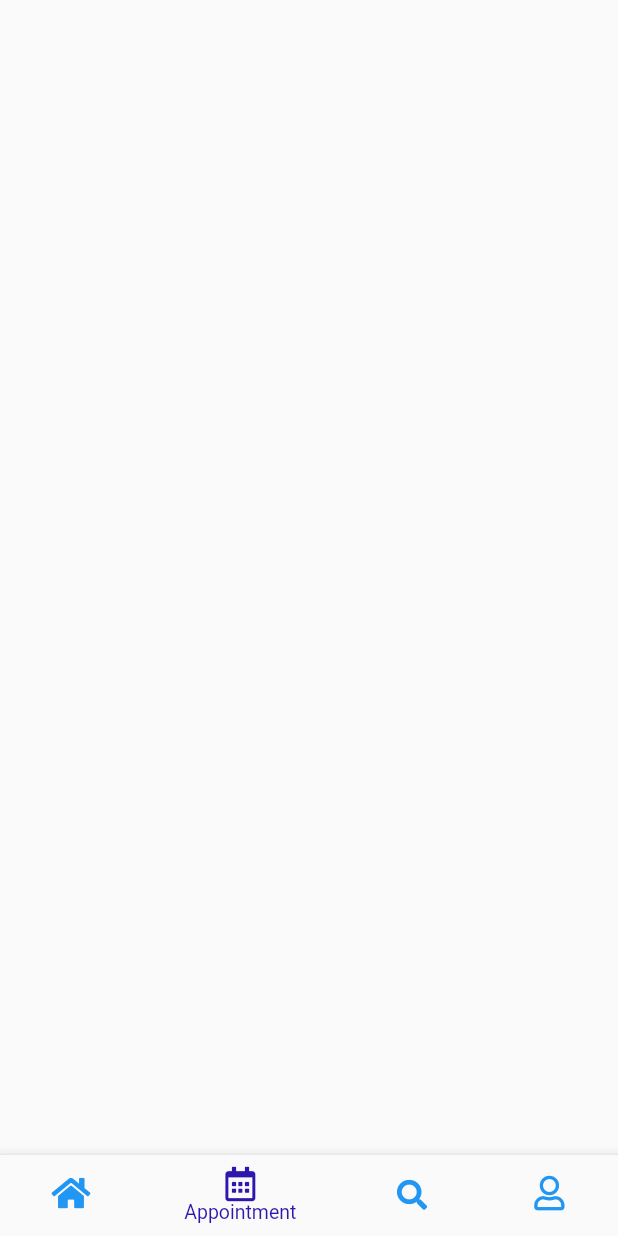
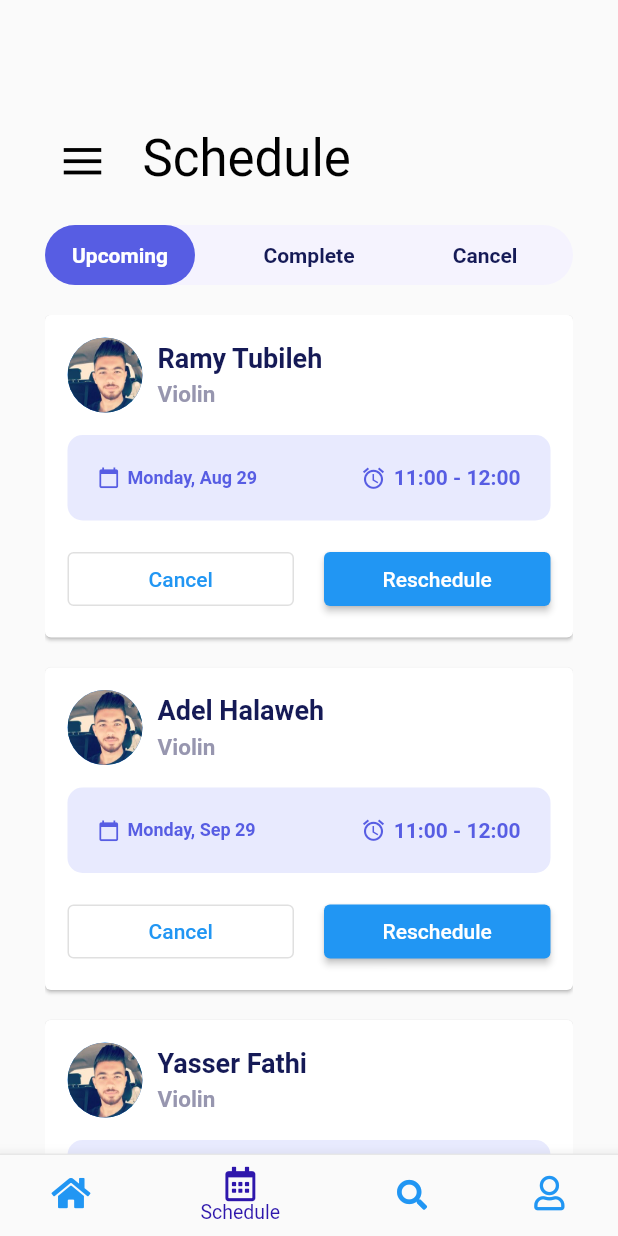
Before and after one commit to EhabSSarrawi/GradProject, a Flutter app: the Tbottom_bar screen opened directly, item 2 of the bottom bar chosen, on a phone screen of 412 x 824 dp. Run offline on Flutter 3.47's test engine with Material 2 defaults, Android fonts, the phone set to English and light mode, and no system bars; our stand-ins replace babstrap_settings_screen, calendar_timeline, font_awesome_flutter, google_fonts, google_nav_bar, image_picker and 5 more; missing offline and left inert: flutter_advanced_avatar, full_screen_menu, libphonenumber_web, pin_entry_text_field, shape_of_view_null_safe, sk_onboarding_screen and 2 more; Roboto replaces fonts that are missing (Sansita).

Commit message:
Schedule + Settings

```diff
--- a/sara_music/lib/Screens/MyDrawer.dart
+++ b/sara_music/lib/Screens/MyDrawer.dart
@@ -66,15 +66,29 @@ class MyDrawer extends StatelessWidget {
             onTap: () {},
           ),
           ListTile(
-            contentPadding: EdgeInsets.only(left: 28),
+            contentPadding: EdgeInsets.only(left: 25),
+            horizontalTitleGap: 1,
+            title: Text(
+              "Settings",
+              style: TextStyle(fontSize: 16, color: Colors.black),
+            ),
+            leading: Icon(
+              Icons.settings,
+              color: Colors.black,
+              size: 28,
+            ),
+            onTap: () {},
+          ),
+          ListTile(
+            contentPadding: EdgeInsets.only(left: 30),
             horizontalTitleGap: 1,
             title: Text(
               "Log out",
-              style: TextStyle(fontSize: 16, color: Colors.black),
+              style: TextStyle(fontSize: 16, color: Colors.red),
             ),
             leading: Icon(
               Icons.logout_outlined,
-              color: Colors.black,
+              color: Colors.red,
               size: 28,
             ),
             onTap: () {},
--- a/sara_music/lib/Screens/Settings_Page.dart
+++ b/sara_music/lib/Screens/Settings_Page.dart
@@ -38,7 +38,6 @@ class Settings_PageState extends State<Settings_Page> {
         padding: const EdgeInsets.all(10),
         child: ListView(
           children: [
-            // user card
             SimpleUserCard(
               userName: "Ehab Sarrawi",
               userProfilePic: AssetImage("images/ehab.jpg"),
@@ -47,41 +46,11 @@ class Settings_PageState extends State<Settings_Page> {
               items: [
                 SettingsItem(
                   onTap: () {},
-                  icons: Icons.pin,
+                  icons: Icons.notifications,
                   iconStyle: IconStyle(),
-                  title: 'Appearance',
-                  subtitle: "Make Ziar'App yours",
+                  title: 'Notification',
+                  subtitle: "Set up your notification",
                 ),
-                SettingsItem(
-                  onTap: () {},
-                  icons: Icons.fingerprint,
-                  iconStyle: IconStyle(
-                    iconsColor: Colors.white,
-                    withBackground: true,
-                    backgroundColor: Colors.red,
-                  ),
-                  title: 'Privacy',
-                  subtitle: "Lock Ziar'App to improve your privacy",
-                ),
-                SettingsItem(
-                  onTap: () {},
-                  icons: Icons.dark_mode_rounded,
-                  iconStyle: IconStyle(
-                    iconsColor: Colors.white,
-                    withBackground: true,
-                    backgroundColor: Colors.red,
-                  ),
-                  title: 'Dark mode',
-                  subtitle: "Automatic",
-                  trailing: Switch.adaptive(
-                    value: false,
-                    onChanged: (value) {},
-                  ),
-                ),
-              ],
-            ),
-            SettingsGroup(
-              items: [
                 SettingsItem(
                   onTap: () {},
                   icons: Icons.info_rounded,
@@ -89,11 +58,10 @@ class Settings_PageState extends State<Settings_Page> {
                     backgroundColor: Colors.purple,
                   ),
                   title: 'About',
-                  subtitle: "Learn more about Ziar'App",
+                  subtitle: "Learn more about Do Re Mi Music Center",
                 ),
               ],
             ),
-            // You can add a settings title
             SettingsGroup(
               settingsGroupTitle: "Account",
               items: [
@@ -105,7 +73,7 @@ class Settings_PageState extends State<Settings_Page> {
                 SettingsItem(
                   onTap: () {},
                   icons: Icons.repeat,
-                  title: "Change email",
+                  title: "Change password",
                 ),
                 SettingsItem(
                   onTap: () {},
--- a/sara_music/lib/Teacher/TAppointment.dart
+++ /dev/null
@@ -1,15 +0,0 @@
-import 'package:flutter/material.dart';
-
-class TAppointment extends StatefulWidget {
-  @override
-  State<StatefulWidget> createState() {
-    return TAppointment_State();
-  }
-}
-
-class TAppointment_State extends State<TAppointment> {
-  @override
-  Widget build(BuildContext context) {
-    return Scaffold();
-  }
-}
--- /dev/null
+++ b/sara_music/lib/Teacher/TSchedule.dart
@@ -0,0 +1,399 @@
+// import 'package:flutter/material.dart';
+
+// class TAppointment extends StatefulWidget {
+//   @override
+//   State<StatefulWidget> createState() {
+//     return TAppointment_State();
+//   }
+// }
+
+// class TAppointment_State extends State<TAppointment> {
+//   @override
+//   Widget build(BuildContext context) {
+//     return Scaffold();
+//   }
+// }
+import 'package:flutter/material.dart';
+
+
+class TSchedule extends StatefulWidget {
+
+  @override
+  State<StatefulWidget> createState() {
+    return TScheduleState();
+  }
+}
+
+enum FilterStatus { Upcoming, Complete, Cancel }
+
+List<Map> schedules = [
+  {
+    'img': 'images/ehab.jpg',
+    'StudentName': 'Ramy Tubileh',
+    'instrument': 'Violin',
+    'reservedDate': 'Monday, Aug 29',
+    'reservedTime': '11:00 - 12:00',
+    'status': FilterStatus.Upcoming
+  },
+  {
+    'img': 'images/ehab.jpg',
+    'StudentName': 'Adel Halaweh',
+    'instrument': 'Violin',
+    'reservedDate': 'Monday, Sep 29',
+    'reservedTime': '11:00 - 12:00',
+    'status': FilterStatus.Upcoming
+  },
+  {
+    'img': 'images/ehab.jpg',
+    'StudentName': 'Yasser Fathi',
+    'instrument': 'Violin',
+    'reservedDate': 'Monday, Jul 29',
+    'reservedTime': '11:00 - 12:00',
+    'status': FilterStatus.Upcoming
+  },
+  {
+    'img': 'images/ehab.jpg',
+    'StudentName': 'Amr AboAmr',
+    'instrument': 'Violin',
+    'reservedDate': 'Monday, Jul 29',
+    'reservedTime': '11:00 - 12:00',
+    'status': FilterStatus.Complete
+  },
+  {
+    'img': 'images/ehab.jpg',
+    'StudentName': 'Mustafa Wajdi',
+    'instrument': 'Violin',
+    'reservedDate': 'Monday, Feb 29',
+    'reservedTime': '11:00 - 12:00',
+    'status': FilterStatus.Cancel
+  },
+  {
+    'img': 'images/ehab.jpg',
+    'StudentName': 'Mohammad Kukhun',
+    'instrument': 'Violin',
+    'reservedDate': 'Monday, Jul 29',
+    'reservedTime': '11:00 - 12:00',
+    'status': FilterStatus.Cancel
+  },
+];
+
+class TScheduleState extends State<TSchedule> {
+  FilterStatus status = FilterStatus.Upcoming;
+  Alignment _alignment = Alignment.centerLeft;
+
+late bool _isButtonDisabled;
+
+  @override
+  void initState() {
+    _isButtonDisabled = false;
+  }
+
+  @override
+  Widget build(BuildContext context) {
+    List<Map> filteredSchedules = schedules.where((var schedule) {
+      return schedule['status'] == status;
+    }).toList();
+
+    return Scaffold(
+      body: Padding(
+        padding: const EdgeInsets.only(left: 30, top: 30, right: 30),
+        child: Column(
+          crossAxisAlignment: CrossAxisAlignment.stretch,
+          children: [
+            SizedBox(
+              height: 40,
+            ),
+            Row(
+              children: [
+                Container(
+                  margin: EdgeInsets.only(top: 15, left: 10, right: 10),
+                  child: InkWell(
+                    child: Image.asset(
+                      'images/icons-menu.png',
+                      height: 30,
+                    ),
+                    onTap: () {
+                      Scaffold.of(context).openDrawer();
+                    },
+                  ),
+                ),
+                Padding(
+                  padding: const EdgeInsets.only(left: 15, top: 15, bottom: 5),
+                  child: Text(
+                    'Schedule',
+                    style: Theme.of(context)
+                        .textTheme
+                        .headline4
+                        ?.copyWith(color: Colors.black),
+                  ),
+                ),
+              ],
+            ),
+            SizedBox(
+              height: 20,
+            ),
+            Stack(
+              children: [
+                Container(
+                  width: double.infinity,
+                  height: 40,
+                  decoration: BoxDecoration(
+                    color: Color(MyColors.bg),
+                    borderRadius: BorderRadius.circular(20),
+                  ),
+                  child: Row(
+                    mainAxisAlignment: MainAxisAlignment.spaceBetween,
+                    children: [
+                      for (FilterStatus filterStatus in FilterStatus.values)
+                        Expanded(
+                          child: GestureDetector(
+                            onTap: () {
+                              setState(() {
+                                if (filterStatus == FilterStatus.Upcoming) {
+                                  status = FilterStatus.Upcoming;
+                                  _alignment = Alignment.centerLeft;
+                                } else if (filterStatus ==
+                                    FilterStatus.Complete) {
+                                  status = FilterStatus.Complete;
+                                  _alignment = Alignment.center;
+                                } else if (filterStatus ==
+                                    FilterStatus.Cancel) {
+                                  status = FilterStatus.Cancel;
+                                  _alignment = Alignment.centerRight;
+                                }
+                              });
+                            },
+                            child: Center(
+                              child: Text(
+                                filterStatus.name,
+                                style: TextStyle(
+                                  color: Color(MyColors.header01),
+                                  fontWeight: FontWeight.bold,
+                                ),
+                              ),
+                            ),
+                          ),
+                        ),
+                    ],
+                  ),
+                ),
+                AnimatedAlign(
+                  duration: Duration(milliseconds: 200),
+                  alignment: _alignment,
+                  child: Container(
+                    width: 100,
+                    height: 40,
+                    decoration: BoxDecoration(
+                      color: Color(MyColors.primary),
+                      borderRadius: BorderRadius.circular(20),
+                    ),
+                    child: Center(
+                      child: Text(
+                        status.name,
+                        style: TextStyle(
+                          color: Colors.white,
+                          fontWeight: FontWeight.bold,
+                        ),
+                      ),
+                    ),
+                  ),
+                )
+              ],
+            ),
+            SizedBox(
+              height: 20,
+            ),
+            Expanded(
+              child: ListView.builder(
+                itemCount: filteredSchedules.length,
+                itemBuilder: (context, index) {
+                  var _schedule = filteredSchedules[index];
+                  bool isLastElement = filteredSchedules.length + 1 == index;
+                  return Card(
+                    margin: !isLastElement
+                        ? EdgeInsets.only(bottom: 20)
+                        : EdgeInsets.zero,
+                    child: Padding(
+                      padding: EdgeInsets.all(15),
+                      child: Column(
+                        crossAxisAlignment: CrossAxisAlignment.stretch,
+                        children: [
+                          Row(
+                            children: [
+                              CircleAvatar(
+                                backgroundImage: AssetImage(_schedule['img']),
+                                radius: 25,
+                              ),
+                              SizedBox(
+                                width: 10,
+                              ),
+                              Column(
+                                crossAxisAlignment: CrossAxisAlignment.start,
+                                children: [
+                                  Text(
+                                    _schedule['StudentName'],
+                                    style: TextStyle(
+                                        color: Color(MyColors.header01),
+                                        fontWeight: FontWeight.w700,
+                                        fontSize: 18),
+                                  ),
+                                  SizedBox(
+                                    height: 5,
+                                  ),
+                                  Text(
+                                    _schedule['instrument'],
+                                    style: TextStyle(
+                                      color: Color(MyColors.grey02),
+                                      fontSize: 15,
+                                      fontWeight: FontWeight.w600,
+                                    ),
+                                  ),
+                                ],
+                              ),
+                            ],
+                          ),
+                          SizedBox(
+                            height: 15,
+                          ),
+                          Container(
+                            decoration: BoxDecoration(
+                              color: Color(MyColors.bg03),
+                              borderRadius: BorderRadius.circular(10),
+                            ),
+                            width: double.infinity,
+                            padding: EdgeInsets.all(20),
+                            child: Row(
+                              crossAxisAlignment: CrossAxisAlignment.center,
+                              mainAxisAlignment: MainAxisAlignment.spaceBetween,
+                              children: [
+                                Row(
+                                  children: [
+                                    Icon(
+                                      Icons.calendar_today,
+                                      color: Color(MyColors.primary),
+                                      size: 15,
+                                    ),
+                                    SizedBox(
+                                      width: 5,
+                                    ),
+                                    Text(
+                                      _schedule["reservedDate"],
+                                      style: TextStyle(
+                                        fontSize: 12,
+                                        color: Color(MyColors.primary),
+                                        fontWeight: FontWeight.bold,
+                                      ),
+                                    ),
+                                  ],
+                                ),
+                                Row(
+                                  children: [
+                                    Icon(
+                                      Icons.access_alarm,
+                                      color: Color(MyColors.primary),
+                                      size: 17,
+                                    ),
+                                    SizedBox(
+                                      width: 5,
+                                    ),
+                                    Text(
+                                      _schedule["reservedTime"],
+                                      style: TextStyle(
+                                        color: Color(MyColors.primary),
+                                        fontWeight: FontWeight.bold,
+                                      ),
+                                    ),
+                                  ],
+                                )
+                              ],
+                            ),
+                          ),
+                          SizedBox(
+                            height: 15,
+                          ),
+                          _schedule["status"] == FilterStatus.Upcoming
+                              ? Row(
+                                  mainAxisAlignment:
+                                      MainAxisAlignment.spaceBetween,
+                                  children: [
+                                    Expanded(
+                                      child: OutlinedButton(
+                                        child: Text('Cancel'),
+                                        onPressed: () {},
+                                      ),
+                                    ),
+                                    SizedBox(
+                                      width: 20,
+                                    ),
+                                    Expanded(
+                                      child: ElevatedButton(
+                                        child: Text('Reschedule'),
+                                        onPressed: () => {},
+                                      ),
+                                    )
+                                  ],
+                                )
+                              : Row(
+                                  mainAxisAlignment:
+                                      MainAxisAlignment.spaceBetween,
+                                  children: [
+                                    _schedule["status"] == FilterStatus.Complete?
+                                    Expanded(
+                                      child: OutlinedButton.icon(
+                                        label: Text('Successed',style: TextStyle(color: Colors.green),),
+                                          icon: Icon(Icons.check_circle,color: Colors.green,),
+                                        onPressed: () {
+                                          _isButtonDisabled;
+                                        },
+                                      ),
+                                    )
+                                    :Expanded(child: OutlinedButton.icon(
+                                      label: Text('Canceled',),
+                                      icon: Icon(Icons.cancel,color: Colors.red,),
+                                        onPressed: () {
+                                          _isButtonDisabled;
+                                        },
+                                      ),),
+                                    SizedBox(
+                                      width: 20,
+                                    ),
+                                    Expanded(
+                                      child: ElevatedButton(
+                                        style: ElevatedButton.styleFrom(
+                                            primary: Colors.red),
+                                        child: Text('Delete'),
+                                        onPressed: () => {},
+                                      ),
+                                    ),
+
+                                  ],
+                                )
+                        ],
+                      ),
+                    ),
+                  );
+                },
+              ),
+            )
+          ],
+        ),
+      ),
+    );
+  }
+}
+
+class MyColors {
+  static int header01 = 0xff151a56;
+  static int primary = 0xff575de3;
+  static int purple01 = 0xff918fa5;
+  static int purple02 = 0xff6b6e97;
+  static int yellow01 = 0xffeaa63b;
+  static int yellow02 = 0xfff29b2b;
+  static int bg = 0xfff5f3fe;
+  static int bg01 = 0xff6f75e1;
+  static int bg02 = 0xffc3c5f8;
+  static int bg03 = 0xffe8eafe;
+  static int text01 = 0xffbec2fc;
+  static int grey01 = 0xffe9ebf0;
+  static int grey02 = 0xff9796af;
+}
--- a/sara_music/lib/Teacher/Tbottom_bar.dart
+++ b/sara_music/lib/Teacher/Tbottom_bar.dart
@@ -1,7 +1,7 @@
 import 'package:flutter/material.dart';
 import 'package:font_awesome_flutter/font_awesome_flutter.dart';
 import '../Screens/MyDrawer.dart';
-import 'TAppointment.dart';
+import 'TSchedule.dart';
 import 'THomepage.dart';
 import 'TSearch.dart';
 import 'TProfile.dart';
@@ -19,7 +19,7 @@ class Tbottom_barState extends State<Tbottom_bar> {
       'page': THomepage(),
     },
     {
-      'page': TAppointment(),
+      'page': TSchedule(),
     },
     {
       'page': TSearch(),
@@ -72,7 +72,7 @@ class Tbottom_barState extends State<Tbottom_bar> {
                 BottomNavigationBarItem(
                   activeIcon: Icon(FontAwesomeIcons.calendarAlt),
                   icon: Icon(FontAwesomeIcons.calendar),
-                  label: "Appointment",
+                  label: "Schedule",
                 ),
                 BottomNavigationBarItem(
                     icon: Icon(FontAwesomeIcons.search,size: 20,),
--- a/sara_music/lib/main.dart
+++ b/sara_music/lib/main.dart
@@ -33,7 +33,7 @@ class MyApp extends StatelessWidget {
   Widget build(BuildContext context) {
     return MaterialApp(
       debugShowCheckedModeBanner: false,
-      home: bottom_bar(),
+      home: Tbottom_bar(),
       theme: ThemeData(
           textTheme: GoogleFonts.sansitaTextTheme(Theme.of(context).textTheme),
           primaryColor: Colors.pink[600],
```
Also changed, not shown: 10 other files.
